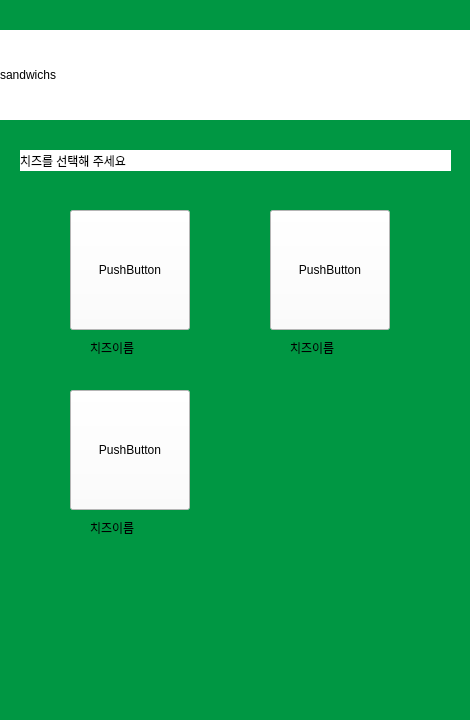
Before: the Qt Designer form sandwich_cheese.ui in annual-salary-investigation/sandwich, drawn with Qt 5.
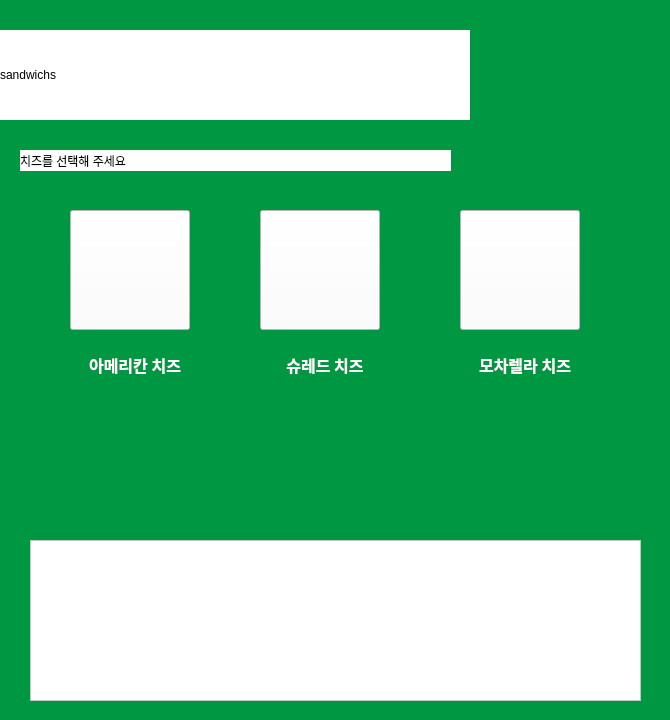
After: the same form once the commit is applied. Icons and pictures are not drawn.

Patch:
```diff
--- a/sandwich_cheese.ui
+++ b/sandwich_cheese.ui
@@ -6,19 +6,19 @@
    <rect>
     <x>0</x>
     <y>0</y>
-    <width>470</width>
+    <width>670</width>
     <height>720</height>
    </rect>
   </property>
   <property name="minimumSize">
    <size>
-    <width>470</width>
+    <width>670</width>
     <height>720</height>
    </size>
   </property>
   <property name="maximumSize">
    <size>
-    <width>470</width>
+    <width>670</width>
     <height>720</height>
    </size>
   </property>
@@ -56,45 +56,6 @@
     <string>sandwichs</string>
    </property>
   </widget>
-  <widget class="QLabel" name="chname1">
-   <property name="geometry">
-    <rect>
-     <x>90</x>
-     <y>340</y>
-     <width>81</width>
-     <height>16</height>
-    </rect>
-   </property>
-   <property name="text">
-    <string>치즈이름</string>
-   </property>
-  </widget>
-  <widget class="QLabel" name="chname2">
-   <property name="geometry">
-    <rect>
-     <x>290</x>
-     <y>340</y>
-     <width>81</width>
-     <height>16</height>
-    </rect>
-   </property>
-   <property name="text">
-    <string>치즈이름</string>
-   </property>
-  </widget>
-  <widget class="QLabel" name="chname3">
-   <property name="geometry">
-    <rect>
-     <x>90</x>
-     <y>520</y>
-     <width>81</width>
-     <height>16</height>
-    </rect>
-   </property>
-   <property name="text">
-    <string>치즈이름</string>
-   </property>
-  </widget>
   <widget class="QLabel" name="chbar">
    <property name="geometry">
     <rect>
@@ -136,13 +97,13 @@
     <string notr="true">background: rgb(255, 255, 255);</string>
    </property>
    <property name="text">
-    <string>PushButton</string>
+    <string/>
    </property>
   </widget>
   <widget class="QPushButton" name="btncheese2">
    <property name="geometry">
     <rect>
-     <x>270</x>
+     <x>260</x>
      <y>210</y>
      <width>120</width>
      <height>120</height>
@@ -164,14 +125,14 @@
     <string notr="true">background: rgb(255, 255, 255);</string>
    </property>
    <property name="text">
-    <string>PushButton</string>
+    <string/>
    </property>
   </widget>
   <widget class="QPushButton" name="btncheese3">
    <property name="geometry">
     <rect>
-     <x>70</x>
-     <y>390</y>
+     <x>460</x>
+     <y>210</y>
      <width>120</width>
      <height>120</height>
     </rect>
@@ -192,7 +153,104 @@
     <string notr="true">background: rgb(255, 255, 255);</string>
    </property>
    <property name="text">
-    <string>PushButton</string>
+    <string/>
+   </property>
+  </widget>
+  <widget class="QTableWidget" name="tableWidget">
+   <property name="geometry">
+    <rect>
+     <x>30</x>
+     <y>540</y>
+     <width>611</width>
+     <height>161</height>
+    </rect>
+   </property>
+   <property name="styleSheet">
+    <string notr="true">background-color: rgb(255, 255, 255);</string>
+   </property>
+  </widget>
+  <widget class="QLabel" name="label_7">
+   <property name="geometry">
+    <rect>
+     <x>70</x>
+     <y>330</y>
+     <width>130</width>
+     <height>70</height>
+    </rect>
+   </property>
+   <property name="font">
+    <font>
+     <family>나눔고딕</family>
+     <pointsize>12</pointsize>
+     <weight>75</weight>
+     <bold>true</bold>
+     <stylestrategy>PreferDefault</stylestrategy>
+    </font>
+   </property>
+   <property name="styleSheet">
+    <string notr="true">color: rgb(255, 255, 255);</string>
+   </property>
+   <property name="text">
+    <string>아메리칸 치즈</string>
+   </property>
+   <property name="alignment">
+    <set>Qt::AlignCenter</set>
+   </property>
+  </widget>
+  <widget class="QLabel" name="label_8">
+   <property name="geometry">
+    <rect>
+     <x>260</x>
+     <y>330</y>
+     <width>130</width>
+     <height>70</height>
+    </rect>
+   </property>
+   <property name="font">
+    <font>
+     <family>나눔고딕</family>
+     <pointsize>12</pointsize>
+     <weight>75</weight>
+     <bold>true</bold>
+     <stylestrategy>PreferDefault</stylestrategy>
+    </font>
+   </property>
+   <property name="styleSheet">
+    <string notr="true">color: rgb(255, 255, 255);</string>
+   </property>
+   <property name="text">
+    <string>슈레드 치즈</string>
+   </property>
+   <property name="alignment">
+    <set>Qt::AlignCenter</set>
+   </property>
+  </widget>
+  <widget class="QLabel" name="label_9">
+   <property name="geometry">
+    <rect>
+     <x>460</x>
+     <y>330</y>
+     <width>130</width>
+     <height>70</height>
+    </rect>
+   </property>
+   <property name="font">
+    <font>
+     <family>나눔고딕</family>
+     <pointsize>12</pointsize>
+     <weight>75</weight>
+     <bold>true</bold>
+     <stylestrategy>PreferDefault</stylestrategy>
+    </font>
+   </property>
+   <property name="styleSheet">
+    <string notr="true">color: rgb(255, 255, 255);</string>
+   </property>
+   <property name="text">
+    <string>모차렐라 치즈</string>
+   </property>
+   <property name="alignment">
+    <set>Qt::AlignCenter</set>
    </property>
   </widget>
  </widget>
```
Left out of the diff: 13 changed lines with no effect on the pictures.
